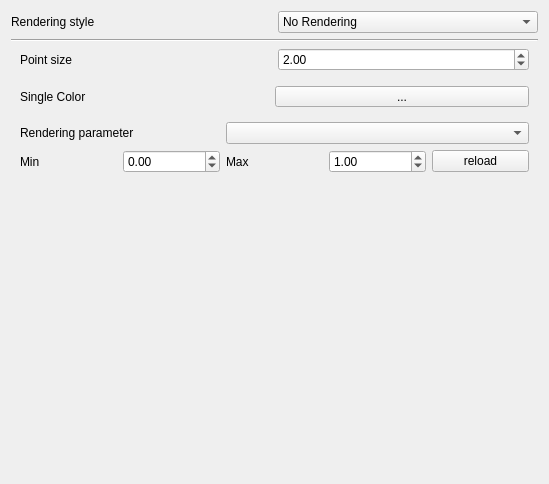
The window that src/ui/3d/qgspointcloud3dsymbolwidget.ui (qgis/QGIS) describes before a commit, drawn with Qt 5.
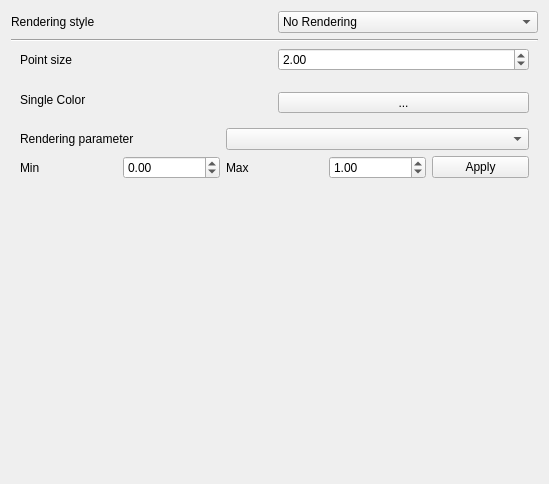
The same window after the commit. Custom widgets are drawn as their Qt base class.

Diff of the .ui file:
```diff
--- a/src/ui/3d/qgspointcloud3dsymbolwidget.ui
+++ b/src/ui/3d/qgspointcloud3dsymbolwidget.ui
@@ -102,7 +102,7 @@
         </property>
        </widget>
       </item>
-      <item row="0" column="0" rowspan="2" colspan="2">
+      <item row="0" column="0" rowspan="2">
        <widget class="QLabel" name="label_6">
         <property name="text">
          <string>Single Color</string>
@@ -161,7 +161,7 @@
       <item row="1" column="4">
        <widget class="QPushButton" name="mColorRampShaderMinMaxReloadButton">
         <property name="text">
-         <string>reload</string>
+         <string>Apply</string>
         </property>
        </widget>
       </item>
```
